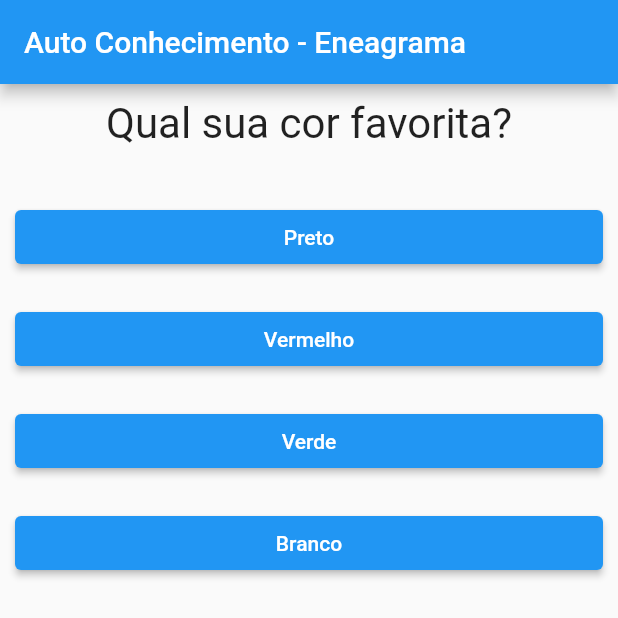
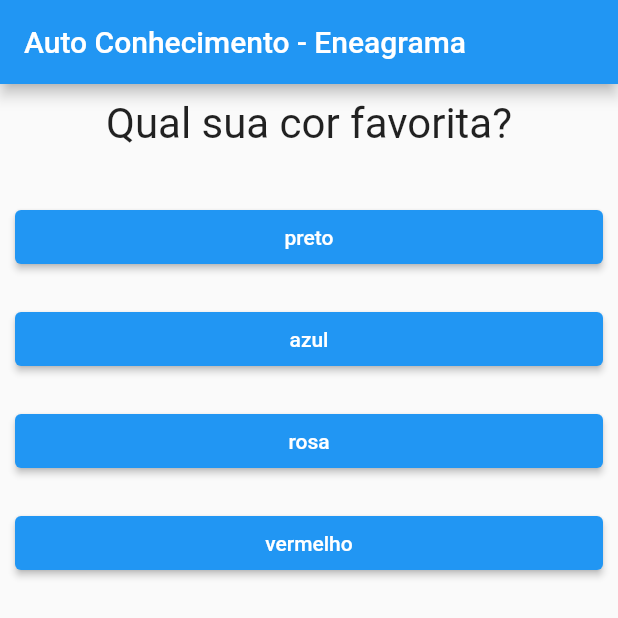
Before and after one commit to danilovalerio/eneaautoconhecimento, a Flutter app: the screen it shows after launch, on a phone screen of 412 x 824 dp, the top half of it. Run offline on Flutter 3.47's test engine with Material 2 defaults, Android fonts, the phone set to English and light mode, and no system bars; missing offline and left inert: dart:html.

Commit message:
novo map para resposta com putacao

```diff
--- a/lib/main.dart
+++ b/lib/main.dart
@@ -36,16 +36,31 @@ class _AutoConhecimentoEneaAppState extends State<AutoConhecimentoEneaApp> {
   final _perguntas = const [
     {
       'texto': 'Qual sua cor favorita?',
-      'respostas': ['Preto', 'Vermelho', 'Verde', 'Branco'],
+      'respostas': [
+        {'texto': 'preto', 'pontuacao': 10},
+        {'texto': 'azul', 'pontuacao': 10},
+        {'texto': 'rosa', 'pontuacao': 10},
+        {'texto': 'vermelho', 'pontuacao': 10},
+      ],
     },
     {
       'texto': 'Qual seu animal favorito?',
-      'respostas': ['Coelho', 'Cobra', 'Elefante', 'Leão'],
+      'respostas': [
+        {'texto': 'coelho', 'pontuacao': 10},
+        {'texto': 'cobra', 'pontuacao': 10},
+        {'texto': 'elefante', 'pontuacao': 10},
+        {'texto': 'leão', 'pontuacao': 10},
+      ],
     },
     {
       //chave texto e valor titulo
       'texto': 'Qual seu instrutor favorito?',
-      'respostas': ['Maria', 'João', 'Antonio', 'Luiz'],
+      'respostas': [
+        {'texto': 'maria', 'pontuacao': 10},
+        {'texto': 'joão', 'pontuacao': 10},
+        {'texto': 'antonio', 'pontuacao': 10},
+        {'texto': 'luiz', 'pontuacao': 10},
+      ],
     },
   ];
 
--- a/lib/quiz_widget.dart
+++ b/lib/quiz_widget.dart
@@ -21,7 +21,8 @@ class QuizWidget extends StatelessWidget {
 
   @override
   Widget build(BuildContext context) {
-    List<String> respostas = questions[perguntaSelecionada].cast()['respostas'];
+    List<Map<String, Object>> respostas =
+        questions[perguntaSelecionada].cast()['respostas'];
 
     return Column(
       children: <Widget>[
@@ -32,7 +33,7 @@ class QuizWidget extends StatelessWidget {
         ///... Operador spread que coloca os elementos da lista respostas
         ...respostas
             .map((item) => ResponseQuestionWidget(
-                texto: item, quandoSelecionado: quandoResponder))
+                texto: item['texto'].toString(), quandoSelecionado: quandoResponder))
             .toList(),
       ],
     );
```
